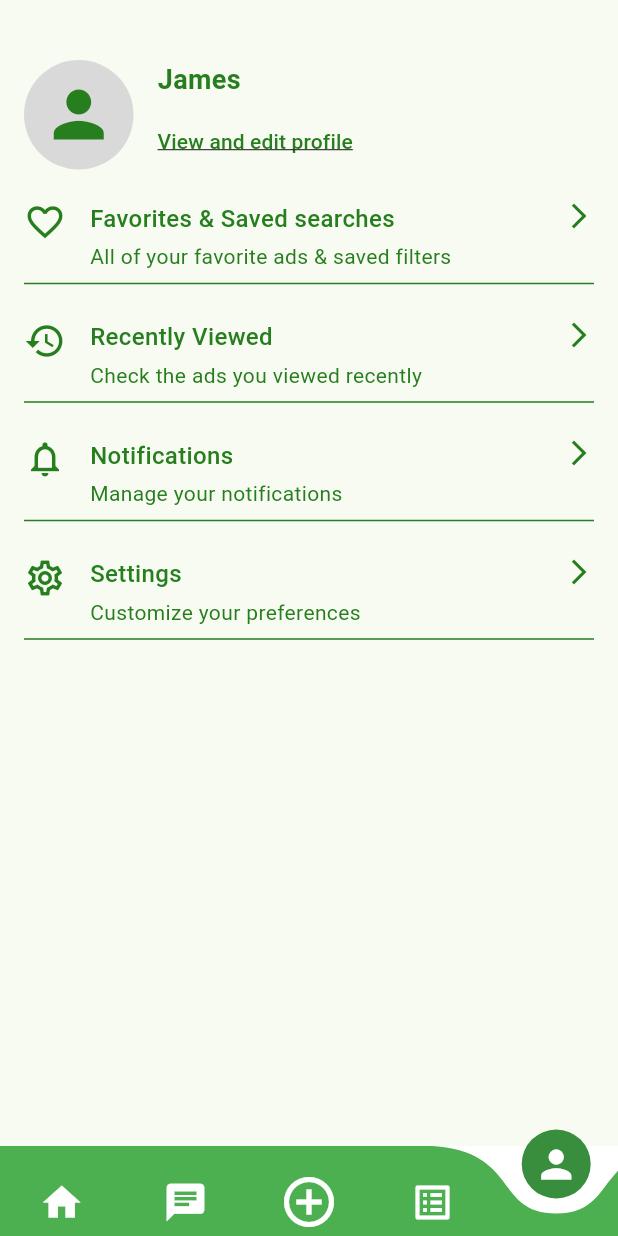
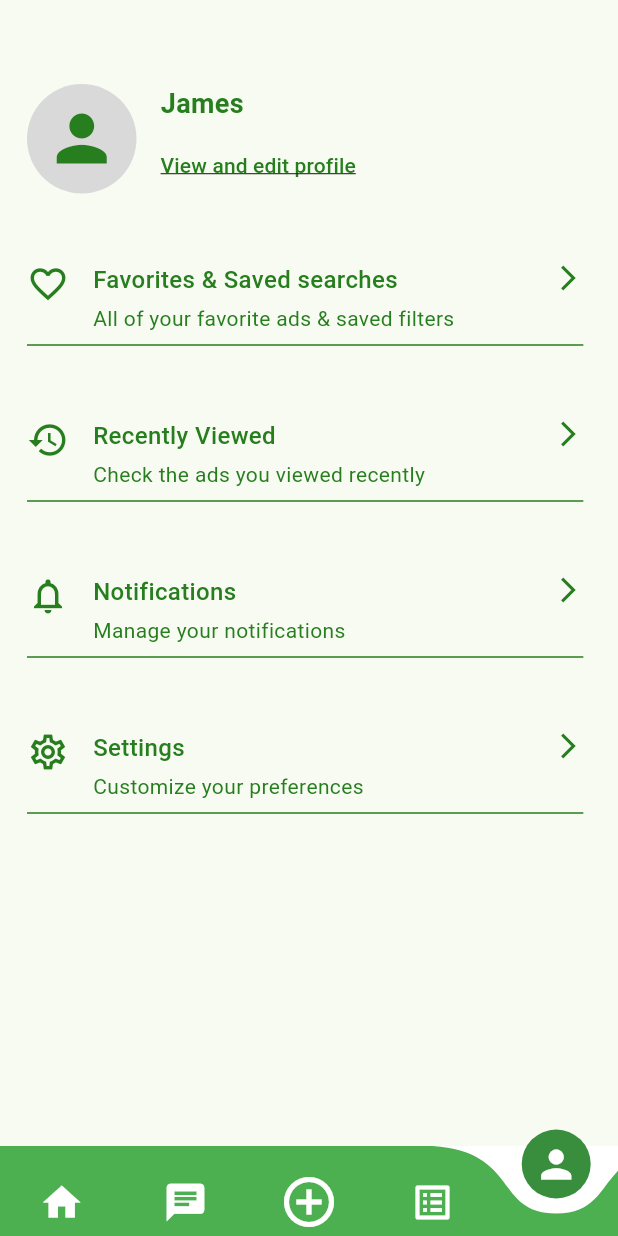
Before and after one commit to mustafalada36/pet_app, a Flutter app: the ProfileScreen screen opened directly, on a phone screen of 412 x 824 dp. Run offline on Flutter 3.47's test engine with Material 3 defaults, Android fonts, the phone set to English and light mode, and no system bars; drawn by our look-alikes of curved_navigation_bar; our stand-ins replace google_fonts.

Commit message:
Updated
Alignment ProfileScreen

```diff
--- a/lib/Screens/profileScreen.dart
+++ b/lib/Screens/profileScreen.dart
@@ -65,7 +65,7 @@ class _ProfileScreenState extends State<ProfileScreen> {
   Widget build(BuildContext context) {
     return Scaffold(
       body: Padding(
-        padding: const EdgeInsets.only(top: 40.0, left: 16.0, right: 16.0),
+        padding: const EdgeInsets.only(top: 56.0, left: 18.0, right: 23.11),
         child: Column(
           children: [
             // First Row: Image and Profile Info
@@ -129,7 +129,7 @@ class _ProfileScreenState extends State<ProfileScreen> {
                 ),
               ],
             ),
-            SizedBox(height: 16), // Spacing between rows
+            SizedBox(height: 41), // Spacing between rows
             // First Row: Favorites & Saved Searches
             _buildProfileRow(
               icon: Icons.favorite_border,
@@ -137,7 +137,7 @@ class _ProfileScreenState extends State<ProfileScreen> {
               subtitle: 'All of your favorite ads & saved filters',
             ),
             Divider(color: primaryColor),
-            SizedBox(height: 16),
+            SizedBox(height: 41),
             // Second Row: Recently Viewed
             _buildProfileRow(
               icon: Icons.history,
@@ -145,7 +145,7 @@ class _ProfileScreenState extends State<ProfileScreen> {
               subtitle: 'Check the ads you viewed recently',
             ),
             Divider(color: primaryColor),
-            SizedBox(height: 16),
+            SizedBox(height: 41),
             // Third Row: Notifications
             _buildProfileRow(
               icon: Icons.notifications_none,
@@ -153,7 +153,7 @@ class _ProfileScreenState extends State<ProfileScreen> {
               subtitle: 'Manage your notifications',
             ),
             Divider(color: primaryColor),
-            SizedBox(height: 16),
+            SizedBox(height: 41),
             // Fourth Row: Settings
             _buildProfileRow(
               icon: Icons.settings_outlined,
--- a/lib/main.dart
+++ b/lib/main.dart
@@ -39,7 +39,7 @@ class MyApp extends StatelessWidget {
         colorScheme: ColorScheme.fromSeed(seedColor: const Color(0xFF267E1E)),
         useMaterial3: true,
       ),
-      home: adDetails(),
+      home: ProfileScreen(),
 
       //shows
       // debugShowCheckedModeBanner: false,
```
